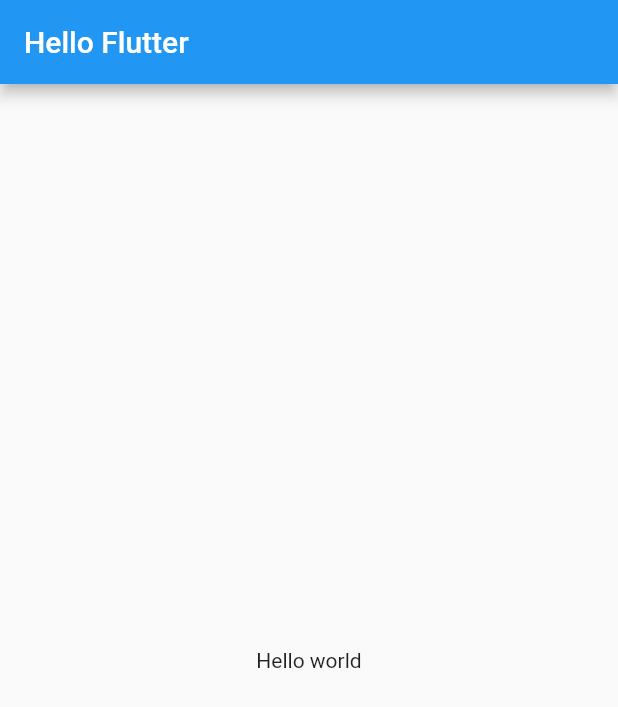
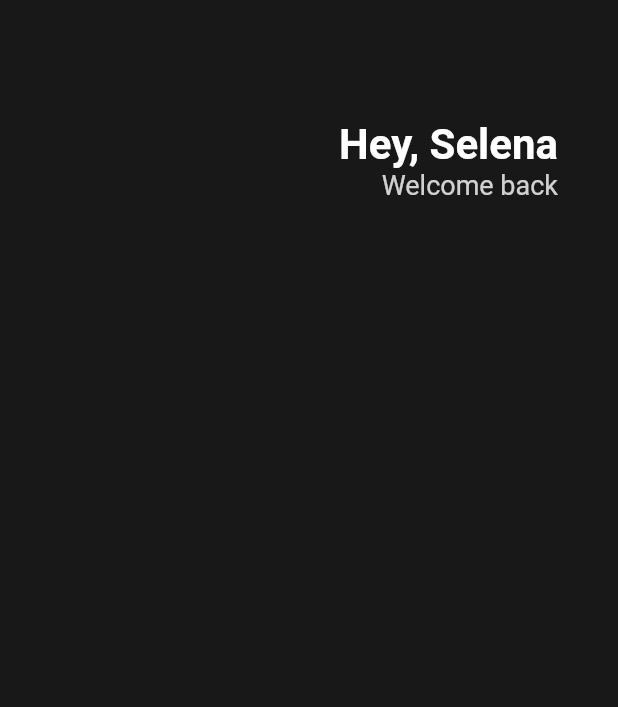
Before and after one commit to neo-rooney/nomadcoders_flutter_hello-flutter, a Flutter app: the screen it shows after launch, on a phone screen of 412 x 824 dp. Shown: the top 707 px of the screen. Run offline on Flutter 3.47's test engine with Material 2 defaults, Android fonts, the phone set to English and light mode, and no system bars.

Commit message:
Feat: 3.0 Header

```diff
--- a/lib/main.dart
+++ b/lib/main.dart
@@ -9,11 +9,43 @@ class App extends StatelessWidget {
   Widget build(BuildContext context) {
     return MaterialApp(
       home: Scaffold(
-        appBar: AppBar(
-          title: Text('Hello Flutter'),
-        ),
-        body: Center(
-          child: Text('Hello world'),
+        backgroundColor: Color(0xFF181818),
+        body: Padding(
+          padding: EdgeInsets.symmetric(
+            horizontal: 40,
+          ),
+          child: Column(
+            children: [
+              SizedBox(
+                height: 80,
+              ),
+              Row(
+                mainAxisAlignment: MainAxisAlignment.end,
+                children: [
+                  Column(
+                    crossAxisAlignment: CrossAxisAlignment.end,
+                    children: [
+                      Text(
+                        'Hey, Selena',
+                        style: TextStyle(
+                          color: Colors.white,
+                          fontWeight: FontWeight.w700,
+                          fontSize: 28,
+                        ),
+                      ),
+                      Text(
+                        'Welcome back',
+                        style: TextStyle(
+                          color: Color.fromRGBO(255, 255, 255, 0.8),
+                          fontSize: 18,
+                        ),
+                      ),
+                    ],
+                  )
+                ],
+              )
+            ],
+          ),
         ),
       ),
     );
```
